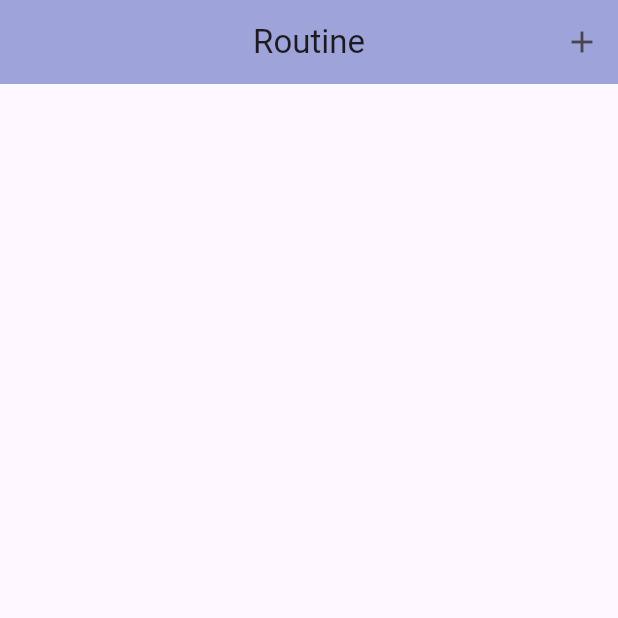
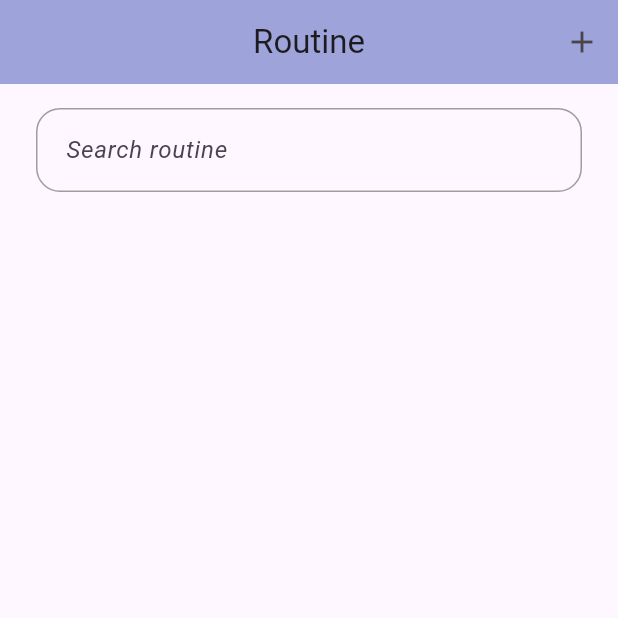
Before and after one commit to mmohammadmfallahm02/daily_routine_app_isar, a Flutter app: the screen it shows after launch, on a phone screen of 412 x 824 dp, the top half of it. Run offline on Flutter 3.47's test engine with Material 3 defaults, Android fonts, the phone set to English and light mode, and no system bars; our stand-ins replace isar; accounts and stored records are empty; generated files the repository leaves out were written again.

Commit message:
implement search routine

```diff
--- a/lib/src/presentation/screens/main_screen.dart
+++ b/lib/src/presentation/screens/main_screen.dart
@@ -16,6 +16,7 @@ class MainScreen extends StatefulWidget {
 
 class _MainScreenState extends State<MainScreen> {
   final IsarServices isarServices = IsarServices();
+  final TextEditingController _searchController = TextEditingController();
   List<Routine>? routines;
   bool isLoading = true;
 
@@ -46,28 +47,73 @@ class _MainScreenState extends State<MainScreen> {
         ],
         centerTitle: true,
       ),
-      body: StreamBuilder(
+      body: SingleChildScrollView(
+        child: Column(
+          children: [
+            Padding(
+                padding: const EdgeInsets.symmetric(
+                    vertical: AppDimens.medium, horizontal: AppDimens.large),
+                child: TextFormField(
+                  controller: _searchController,
+                  decoration: const InputDecoration(
+                      hintText: 'Search routine',
+                      hintStyle: TextStyle(fontStyle: FontStyle.italic)),
+                  onChanged: _searchRoutineByName,
+                )),
+            _buildRoutineList()
+          ],
+        ),
+      ),
+    );
+  }
+
+  Widget _buildRoutineList() {
+    return (_searchController.text.isNotEmpty)
+        ? _buildSearchResults()
+        : _buildAllRoutines();
+  }
+
+  Widget _buildSearchResults() {
+    return (routines != null)
+        ? _buildListCards(routines!)
+        : _buildNoResultsMessage();
+  }
+
+  Widget _buildAllRoutines() {
+    return StreamBuilder(
       builder: (context, snapshot) {
         if (snapshot.hasData) {
-            return _buildListCards(snapshot.data!
-                .map((e) => Routine()
-                  ..id = e.id
-                  ..title = e.title
-                  ..startTime = e.startTime
-                  ..day = e.day
-                  ..category.value = e.category.value)
-                .toList());
+          List<Routine> routines = snapshot.data!;
+          return _buildListCards(routines);
         } else {
           return const Center(child: CircularProgressIndicator());
         }
       },
       stream: isarServices.listenToRoutine(),
+    );
+  }
+
+  Widget _buildNoResultsMessage() {
+    return Padding(
+      padding: EdgeInsets.only(
+        top: MediaQuery.sizeOf(context).height / 3,
+      ),
+      child: const Center(
+        child: Text(
+          'No routine found!',
+          style: TextStyle(
+            color: Colors.black,
+            fontSize: 30,
+            fontWeight: FontWeight.bold,
+          ),
+        ),
       ),
     );
   }
 
   _buildListCards(List<Routine> routines) {
     return ListView.builder(
+        physics: const ClampingScrollPhysics(),
         padding: const EdgeInsets.only(top: AppDimens.medium),
         shrinkWrap: true,
         itemCount: routines.length,
@@ -79,4 +125,15 @@ class _MainScreenState extends State<MainScreen> {
           );
         });
   }
+
+  Future<void> _searchRoutineByName(String searchName) async {
+    final searchRoutines = await isarServices.getRoutineByName(searchName);
+    setState(() {
+      if (searchRoutines.isNotEmpty) {
+        routines = searchRoutines;
+      } else {
+        routines = null;
       }
+    });
+  }
+}
```
Also changed, not shown: lib/src/services/isar_services.dart (+7 -0 lines). Lines whose indentation alone changed are shown as unchanged.
